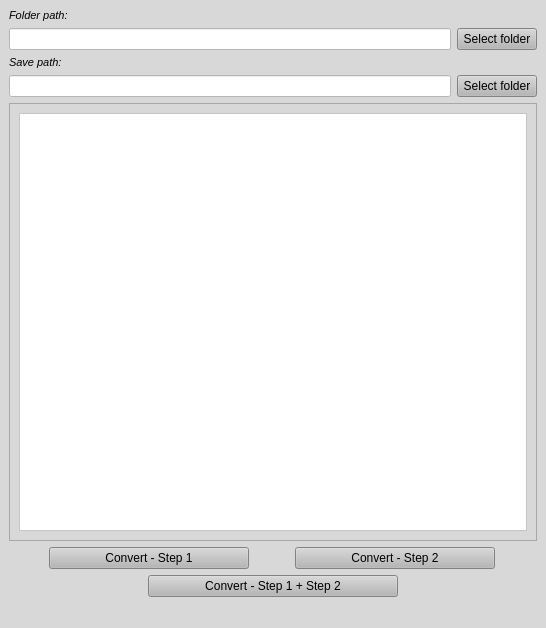
Above: design.ui from licwim/Fanuc before the change. Below: the same form after it.
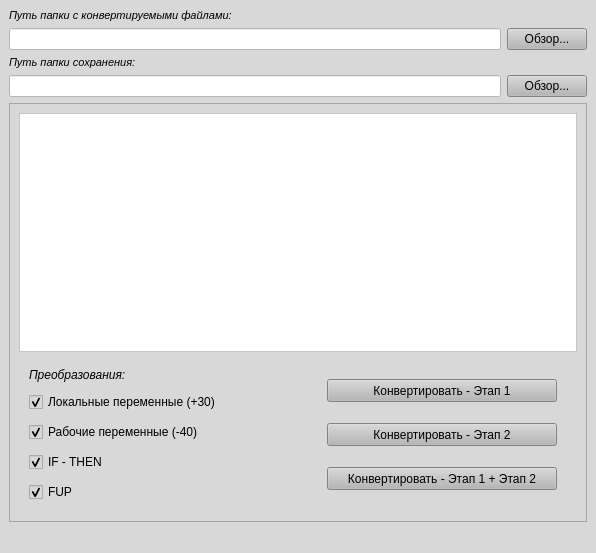
That is the form after the change. Icons and pictures are not drawn.

What changed in the file:
```diff
--- a/design.ui
+++ b/design.ui
@@ -6,8 +6,8 @@
    <rect>
     <x>0</x>
     <y>0</y>
-    <width>546</width>
-    <height>628</height>
+    <width>596</width>
+    <height>553</height>
    </rect>
   </property>
   <property name="windowTitle">
@@ -36,7 +36,7 @@
          <string notr="true">color: rgb(0, 0, 0);</string>
         </property>
         <property name="text">
-         <string>Folder path:</string>
+         <string>Путь папки с конвертируемыми файлами:</string>
         </property>
        </widget>
       </item>
@@ -53,7 +53,7 @@
 color: rgb(0, 0, 0);</string>
         </property>
         <property name="text">
-         <string>Select folder</string>
+         <string>Обзор...</string>
         </property>
        </widget>
       </item>
@@ -79,13 +79,6 @@
     </item>
     <item>
      <layout class="QGridLayout" name="gridLayout_2">
-      <item row="1" column="0">
-       <widget class="QLineEdit" name="lineSave">
-        <property name="styleSheet">
-         <string notr="true">background-color: rgb(255, 255, 255);</string>
-        </property>
-       </widget>
-      </item>
       <item row="0" column="0">
        <widget class="QLabel" name="label_2">
         <property name="font">
@@ -98,7 +91,7 @@
          <string notr="true">color: rgb(0, 0, 0);</string>
         </property>
         <property name="text">
-         <string>Save path:</string>
+         <string>Путь папки сохранения:</string>
         </property>
        </widget>
       </item>
@@ -118,7 +111,14 @@
          <locale language="English" country="UnitedStates"/>
         </property>
         <property name="text">
-         <string>Select folder</string>
+         <string>Обзор...</string>
+        </property>
+       </widget>
+      </item>
+      <item row="1" column="0">
+       <widget class="QLineEdit" name="lineSave">
+        <property name="styleSheet">
+         <string notr="true">background-color: rgb(255, 255, 255);</string>
         </property>
        </widget>
       </item>
@@ -145,18 +145,137 @@
            </property>
           </widget>
          </item>
-        </layout>
-       </widget>
-      </item>
+         <item>
+          <layout class="QHBoxLayout" name="horizontalLayout_6" stretch="0,0">
+           <property name="spacing">
+            <number>0</number>
+           </property>
+           <property name="leftMargin">
+            <number>0</number>
+           </property>
+           <property name="topMargin">
+            <number>0</number>
+           </property>
+           <property name="rightMargin">
+            <number>10</number>
+           </property>
+           <property name="bottomMargin">
+            <number>0</number>
+           </property>
+           <item>
+            <layout class="QVBoxLayout" name="verticalLayout_4" stretch="0,0,0,0,0">
+             <property name="spacing">
+              <number>10</number>
+             </property>
+             <property name="leftMargin">
+              <number>10</number>
+             </property>
+             <property name="topMargin">
+              <number>10</number>
+             </property>
+             <property name="rightMargin">
+              <number>10</number>
+             </property>
+             <property name="bottomMargin">
+              <number>10</number>
+             </property>
+             <item>
+              <widget class="QLabel" name="label_3">
+               <property name="font">
+                <font>
+                 <italic>true</italic>
+                </font>
+               </property>
+               <property name="styleSheet">
+                <string notr="true">color: rgb(0, 0, 0);</string>
+               </property>
+               <property name="text">
+                <string>Преобразования:</string>
+               </property>
+              </widget>
+             </item>
+             <item>
+              <widget class="QCheckBox" name="checkBoxLocalVar">
+               <property name="text">
+                <string>Локальные переменные (+30)</string>
+               </property>
+               <property name="checked">
+                <bool>true</bool>
+               </property>
+              </widget>
+             </item>
+             <item>
+              <widget class="QCheckBox" name="checkBoxWorkVar">
+               <property name="text">
+                <string>Рабочие переменные (-40)</string>
+               </property>
+               <property name="checked">
+                <bool>true</bool>
+               </property>
+              </widget>
+             </item>
+             <item>
+              <widget class="QCheckBox" name="checkBoxIf">
+               <property name="enabled">
+                <bool>true</bool>
+               </property>
+               <property name="maximumSize">
+                <size>
+                 <width>16777215</width>
+                 <height>16777215</height>
+                </size>
+               </property>
+               <property name="text">
+                <string>IF - THEN</string>
+               </property>
+               <property name="checked">
+                <bool>true</bool>
+               </property>
+              </widget>
+             </item>
+             <item>
+              <widget class="QCheckBox" name="checkBoxFup">
+               <property name="enabled">
+                <bool>true</bool>
+               </property>
+               <property name="maximumSize">
+                <size>
+                 <width>16777215</width>
+                 <height>16777215</height>
+                </size>
+               </property>
+               <property name="text">
+                <string>FUP</string>
+               </property>
+               <property name="checked">
+                <bool>true</bool>
+               </property>
+              </widget>
+             </item>
      </layout>
     </item>
     <item>
-     <layout class="QHBoxLayout" name="horizontalLayout_2">
+            <layout class="QVBoxLayout" name="verticalLayout_5" stretch="0,0,0">
+             <property name="spacing">
+              <number>10</number>
+             </property>
+             <property name="leftMargin">
+              <number>10</number>
+             </property>
+             <property name="topMargin">
+              <number>10</number>
+             </property>
+             <property name="rightMargin">
+              <number>10</number>
+             </property>
+             <property name="bottomMargin">
+              <number>10</number>
+             </property>
       <item>
        <widget class="QPushButton" name="btnConvert1">
         <property name="maximumSize">
          <size>
-          <width>200</width>
+                 <width>230</width>
           <height>23</height>
          </size>
         </property>
@@ -165,7 +284,7 @@
 color: rgb(0, 0, 0);</string>
         </property>
         <property name="text">
-         <string>Convert - Step 1</string>
+                <string>Конвертировать - Этап 1</string>
         </property>
        </widget>
       </item>
@@ -173,7 +292,7 @@
        <widget class="QPushButton" name="btnConvert2">
         <property name="maximumSize">
          <size>
-          <width>200</width>
+                 <width>230</width>
           <height>23</height>
          </size>
         </property>
@@ -182,19 +301,15 @@
 color: rgb(0, 0, 0);</string>
         </property>
         <property name="text">
-         <string>Convert - Step 2</string>
+                <string>Конвертировать - Этап 2</string>
         </property>
        </widget>
       </item>
-     </layout>
-    </item>
-    <item>
-     <layout class="QHBoxLayout" name="horizontalLayout_3">
       <item>
        <widget class="QPushButton" name="btnConvert12">
         <property name="maximumSize">
          <size>
-          <width>250</width>
+                 <width>230</width>
           <height>23</height>
          </size>
         </property>
@@ -203,8 +318,15 @@
 color: rgb(0, 0, 0);</string>
         </property>
         <property name="text">
-         <string>Convert - Step 1 + Step 2</string>
-        </property>
+                <string>Конвертировать - Этап 1 + Этап 2</string>
+               </property>
+              </widget>
+             </item>
+            </layout>
+           </item>
+          </layout>
+         </item>
+        </layout>
        </widget>
       </item>
      </layout>
```
Lines whose indentation alone changed are shown as unchanged.
